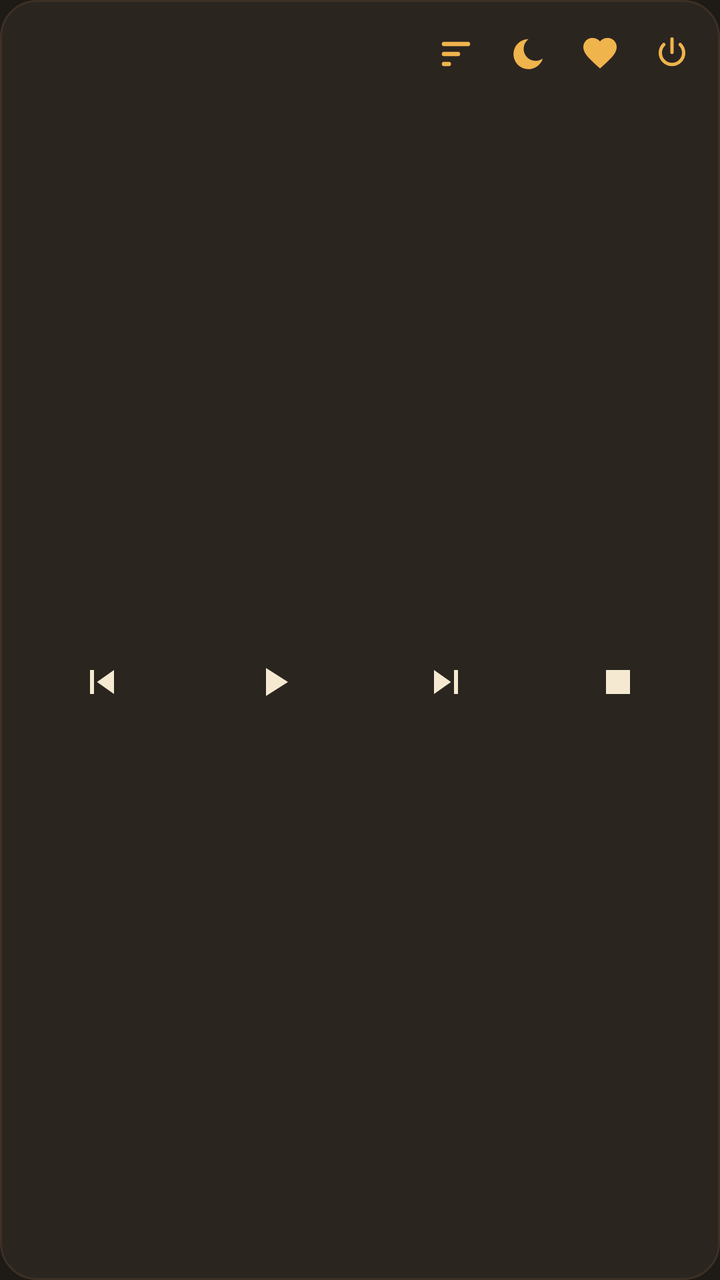
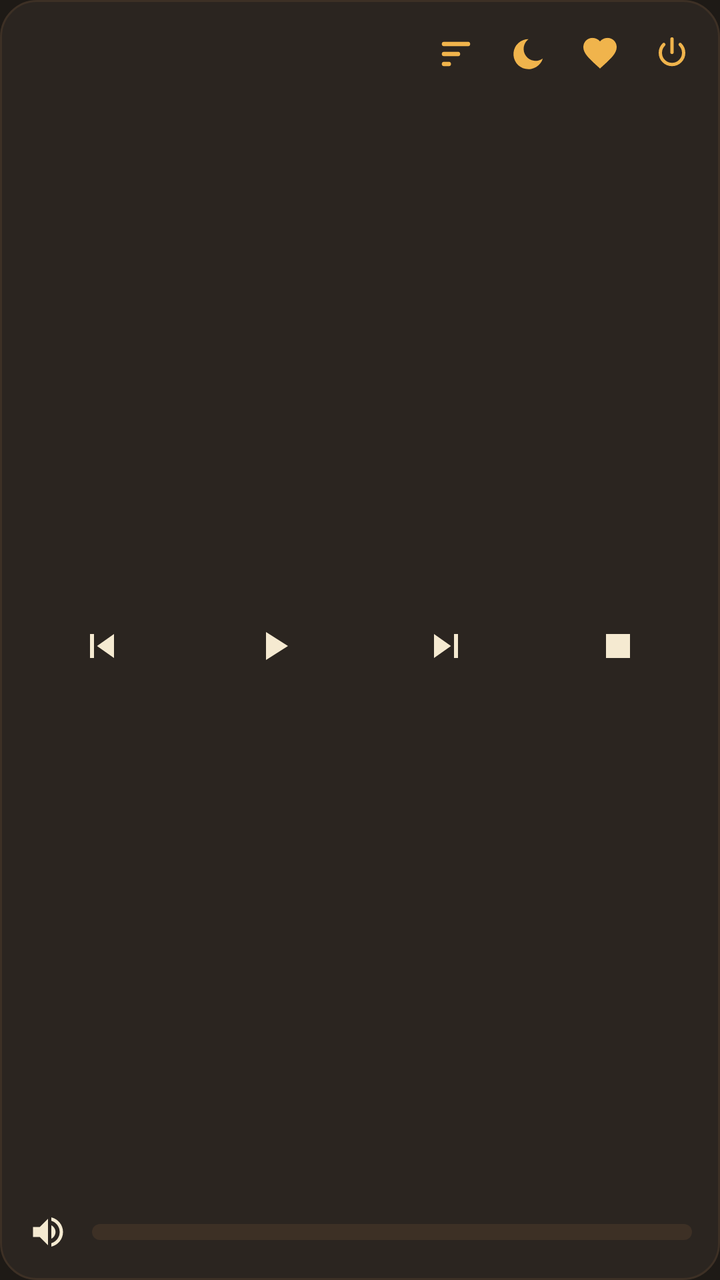

An Android layout rendered at two revisions. The XML below is the earlier revision; the diff shows what the commit changed to produce the second picture.
<!-- AndroidManifest.xml: application theme Theme.Sklanmusic -->
<!-- res/layout/widget_ovladac.xml -->
<?xml version="1.0" encoding="utf-8"?>
<LinearLayout xmlns:android="http://schemas.android.com/apk/res/android"
    android:id="@+id/w_koren"
    android:layout_width="match_parent"
    android:layout_height="match_parent"
    android:background="@drawable/widget_ovladac_bg"
    android:orientation="vertical"
    android:padding="8dp">

    
    <LinearLayout
        android:layout_width="match_parent"
        android:layout_height="wrap_content"
        android:orientation="horizontal">

        <LinearLayout
            android:layout_width="0dp"
            android:layout_height="wrap_content"
            android:layout_weight="1"
            android:layout_gravity="center_vertical"
            android:orientation="vertical"
            android:paddingEnd="6dp">

            <TextView
                android:id="@+id/w_titul"
                android:layout_width="match_parent"
                android:layout_height="wrap_content"
                android:maxLines="1"
                android:ellipsize="end"
                android:textColor="@color/metal_text"
                android:textSize="15sp"
                android:textStyle="bold" />

            <TextView
                android:id="@+id/w_interpret"
                android:layout_width="match_parent"
                android:layout_height="wrap_content"
                android:maxLines="1"
                android:ellipsize="end"
                android:textColor="@color/metal_text_secondary"
                android:textSize="13sp" />
        </LinearLayout>

        <ImageButton
            android:id="@+id/w_spanok"
            android:layout_width="32dp"
            android:layout_height="32dp"
            android:layout_gravity="center_vertical"
            android:background="@drawable/widget_tlacidlo_bg"
            android:contentDescription="@string/w_sleep_tail"
            android:scaleType="fitCenter"
            android:padding="6dp"
            android:src="@drawable/ic_spanok" />

        <ImageButton
            android:id="@+id/w_sleep"
            android:layout_width="32dp"
            android:layout_height="32dp"
            android:layout_gravity="center_vertical"
            android:layout_marginStart="4dp"
            android:background="@drawable/widget_tlacidlo_bg"
            android:contentDescription="@string/w_sleep"
            android:scaleType="fitCenter"
            android:padding="6dp"
            android:src="@drawable/ic_sleep" />

        <ImageButton
            android:id="@+id/w_sleep2"
            android:layout_width="32dp"
            android:layout_height="32dp"
            android:layout_gravity="center_vertical"
            android:layout_marginStart="4dp"
            android:background="@drawable/widget_tlacidlo_bg"
            android:contentDescription="@string/w_sleep2"
            android:scaleType="fitCenter"
            android:padding="6dp"
            android:src="@drawable/ic_sleep2" />

        <ImageButton
            android:id="@+id/w_shutdown"
            android:layout_width="32dp"
            android:layout_height="32dp"
            android:layout_gravity="center_vertical"
            android:layout_marginStart="4dp"
            android:background="@drawable/widget_tlacidlo_bg"
            android:contentDescription="@string/w_shutdown"
            android:scaleType="fitCenter"
            android:padding="6dp"
            android:src="@drawable/ic_power" />
    </LinearLayout>

    
    <LinearLayout
        android:layout_width="match_parent"
        android:layout_height="0dp"
        android:layout_weight="1"
        android:layout_marginTop="4dp"
        android:gravity="center_vertical"
        android:orientation="horizontal">

        <ImageButton
            android:id="@+id/w_prev"
            android:layout_width="0dp"
            android:layout_height="40dp"
            android:layout_weight="1"
            android:background="@drawable/widget_tlacidlo_bg"
            android:contentDescription="@string/w_prev"
            android:scaleType="fitCenter"
            android:padding="8dp"
            android:src="@drawable/ic_prev" />

        <ImageButton
            android:id="@+id/w_playpause"
            android:layout_width="0dp"
            android:layout_height="40dp"
            android:layout_weight="1"
            android:background="@drawable/widget_tlacidlo_bg"
            android:contentDescription="@string/w_playpause"
            android:scaleType="fitCenter"
            android:padding="8dp"
            android:src="@drawable/ic_play" />

        <ImageButton
            android:id="@+id/w_next"
            android:layout_width="0dp"
            android:layout_height="40dp"
            android:layout_weight="1"
            android:background="@drawable/widget_tlacidlo_bg"
            android:contentDescription="@string/w_next"
            android:scaleType="fitCenter"
            android:padding="8dp"
            android:src="@drawable/ic_next" />

        <ImageButton
            android:id="@+id/w_stop"
            android:layout_width="0dp"
            android:layout_height="40dp"
            android:layout_weight="1"
            android:background="@drawable/widget_tlacidlo_bg"
            android:contentDescription="@string/w_stop"
            android:scaleType="fitCenter"
            android:padding="8dp"
            android:src="@drawable/ic_stop" />
    </LinearLayout>
</LinearLayout>
<!-- resources referenced by this layout -->
<resources>
  <color name="metal_text">#FFF5EAD1</color>
  <color name="metal_text_secondary">#FFA08060</color>
  <!-- drawable ic_play (drawable) -->
  <?xml version="1.0" encoding="utf-8"?>
  <vector xmlns:android="http://schemas.android.com/apk/res/android"
      android:width="24dp"
      android:height="24dp"
      android:viewportWidth="24"
      android:viewportHeight="24"
      android:tint="@color/metal_text">
      <path
          android:fillColor="#FFFFFFFF"
          android:pathData="M8,5v14l11,-7z" />
  </vector>
  <!-- drawable ic_stop (drawable) -->
  <?xml version="1.0" encoding="utf-8"?>
  <vector xmlns:android="http://schemas.android.com/apk/res/android"
      android:width="24dp"
      android:height="24dp"
      android:viewportWidth="24"
      android:viewportHeight="24"
      android:tint="@color/metal_text">
      <path
          android:fillColor="#FFFFFFFF"
          android:pathData="M6,6h12v12L6,18z" />
  </vector>
  <!-- drawable widget_ovladac_bg (drawable) -->
  <?xml version="1.0" encoding="utf-8"?>
  <shape xmlns:android="http://schemas.android.com/apk/res/android"
      android:shape="rectangle">
      <solid android:color="@color/metal_surface" />
      <stroke
          android:width="1dp"
          android:color="@color/metal_border" />
      <corners android:radius="18dp" />
  </shape>
  <string name="w_next">Nasledujúca</string>
  <string name="w_playpause">Prehrať alebo pauza</string>
  <string name="w_prev">Predchádzajúca</string>
  <string name="w_shutdown">Vypnúť počítač</string>
  <string name="w_sleep">Uspať počítač</string>
  <string name="w_sleep2">Spánok 2 — pustiť skladby zo zoznamu</string>
  <string name="w_sleep_tail">Spánok — dohrajú posledné tri skladby</string>
  <string name="w_stop">Zastaviť</string>
  <style name="Theme.Sklanmusic" parent="android:Theme.Material.NoActionBar">
          <item name="android:windowBackground">@color/metal_bg</item>
          <item name="android:statusBarColor">@color/metal_bg</item>
          <item name="android:navigationBarColor">@color/metal_bg</item>
      </style>
  <color name="metal_accent_light">#FFF0B44C</color>
  <color name="metal_surface">#FF2B2520</color>
  <color name="metal_border">#FF3D3025</color>
  <color name="metal_bg">#FF1E1A16</color>
  <!-- unchanged entries left out for length: 7 -->
</resources>

<!-- the commit's change to res/layout/widget_ovladac.xml (unified diff, before → after) -->
@@ -142,4 +142,52 @@
             android:padding="8dp"
             android:src="@drawable/ic_stop" />
     </LinearLayout>
+
+    
+    <LinearLayout
+        android:id="@+id/w_hlasitost_riadok"
+        android:layout_width="match_parent"
+        android:layout_height="32dp"
+        android:layout_marginTop="4dp"
+        android:gravity="center_vertical"
+        android:orientation="horizontal">
+
+        <ImageButton
+            android:id="@+id/w_stlmit"
+            android:layout_width="32dp"
+            android:layout_height="32dp"
+            android:background="@drawable/widget_tlacidlo_bg"
+            android:contentDescription="@string/w_stlmit"
+            android:scaleType="fitCenter"
+            android:padding="6dp"
+            android:src="@drawable/ic_hlasitost" />
+
+        <FrameLayout
+            android:layout_width="0dp"
+            android:layout_height="32dp"
+            android:layout_weight="1"
+            android:layout_marginStart="6dp"
+            android:layout_marginEnd="6dp">
+
+            
+            <ProgressBar
+                android:id="@+id/w_pas"
+                style="@android:style/Widget.ProgressBar.Horizontal"
+                android:layout_width="match_parent"
+                android:layout_height="8dp"
+                android:layout_gravity="center_vertical"
+                android:indeterminate="false"
+                android:max="100"
+                android:maxHeight="8dp"
+                android:minHeight="8dp"
+                android:progress="0"
+                android:progressDrawable="@drawable/widget_hlasitost_pas" />
+
+            <LinearLayout
+                android:id="@+id/w_pas_dotyk"
+                android:layout_width="match_parent"
+                android:layout_height="match_parent"
+                android:orientation="horizontal" />
+        </FrameLayout>
+    </LinearLayout>
 </LinearLayout>
<!-- resource entries referenced after the edit -->
@@ -2,6 +2,18 @@
 <resources>
   <color name="metal_text">#FFF5EAD1</color>
   <color name="metal_text_secondary">#FFA08060</color>
+  <!-- drawable ic_hlasitost (drawable) -->
+  <?xml version="1.0" encoding="utf-8"?>
+  <vector xmlns:android="http://schemas.android.com/apk/res/android"
+      android:width="24dp"
+      android:height="24dp"
+      android:viewportWidth="24"
+      android:viewportHeight="24"
+      android:tint="@color/metal_text">
+      <path
+          android:fillColor="#FFFFFFFF"
+          android:pathData="M3,9v6h4l5,5V4L7,9H3zM16.5,12c0,-1.77 -1.02,-3.29 -2.5,-4.03v8.05c1.48,-0.73 2.5,-2.25 2.5,-4.02zM14,3.23v2.06c2.89,0.86 5,3.54 5,6.71s-2.11,5.85 -5,6.71v2.06c4.01,-0.91 7,-4.49 7,-8.77s-2.99,-7.86 -7,-8.77z" />
+  </vector>
   <!-- drawable ic_play (drawable) -->
   <?xml version="1.0" encoding="utf-8"?>
   <vector xmlns:android="http://schemas.android.com/apk/res/android"
@@ -26,6 +38,26 @@
           android:fillColor="#FFFFFFFF"
           android:pathData="M6,6h12v12L6,18z" />
   </vector>
+  <!-- drawable widget_hlasitost_pas (drawable) -->
+  <?xml version="1.0" encoding="utf-8"?>
+  <layer-list xmlns:android="http://schemas.android.com/apk/res/android">
+      <item android:id="@android:id/background">
+          <shape android:shape="rectangle">
+              <corners android:radius="4dp" />
+              <solid android:color="@color/metal_border" />
+          </shape>
+      </item>
+      <item android:id="@android:id/progress">
+          <scale
+              android:scaleGravity="left"
+              android:scaleWidth="100%">
+              <shape android:shape="rectangle">
+                  <corners android:radius="4dp" />
+                  <solid android:color="@color/metal_accent" />
+              </shape>
+          </scale>
+      </item>
+  </layer-list>
   <!-- drawable widget_ovladac_bg (drawable) -->
   <?xml version="1.0" encoding="utf-8"?>
   <shape xmlns:android="http://schemas.android.com/apk/res/android"
@@ -43,6 +75,7 @@
   <string name="w_sleep">Uspať počítač</string>
   <string name="w_sleep2">Spánok 2 — pustiť skladby zo zoznamu</string>
   <string name="w_sleep_tail">Spánok — dohrajú posledné tri skladby</string>
+  <string name="w_stlmit">Stlmiť alebo vrátiť hlasitosť</string>
   <string name="w_stop">Zastaviť</string>
   <style name="Theme.Sklanmusic" parent="android:Theme.Material.NoActionBar">
           <item name="android:windowBackground">@color/metal_bg</item>
@@ -52,6 +85,7 @@
   <color name="metal_accent_light">#FFF0B44C</color>
   <color name="metal_surface">#FF2B2520</color>
   <color name="metal_border">#FF3D3025</color>
+  <color name="metal_accent">#FFD4860A</color>
   <color name="metal_bg">#FF1E1A16</color>
   <!-- unchanged entries left out for length: 7 -->
 </resources>
